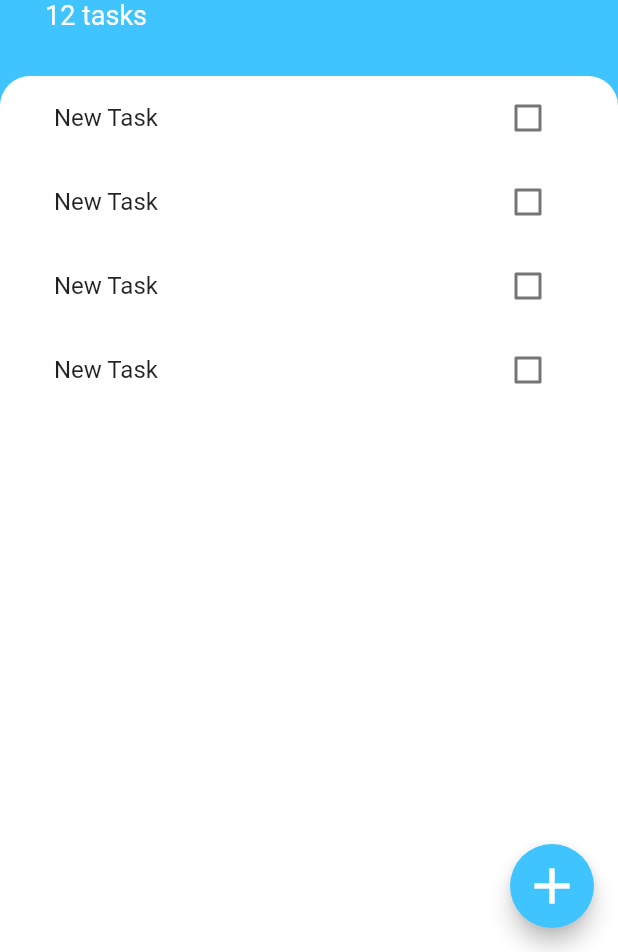
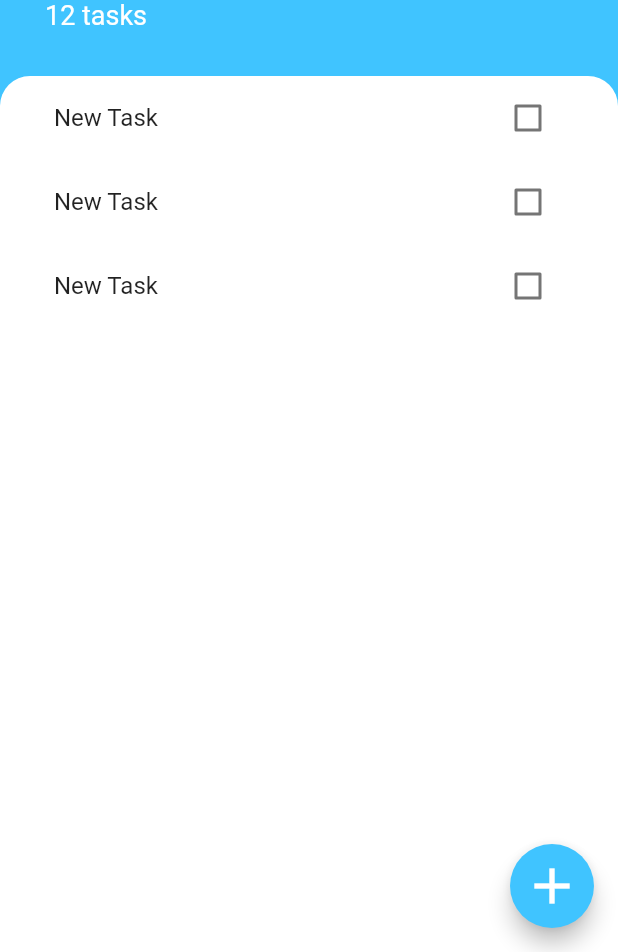
Before and after one commit to xsadra/Flutter, a Flutter app: the screen it shows after launch, on a phone screen of 412 x 824 dp, the part 284-1236 px from its top. Run offline on Flutter 3.47's test engine with Material 2 defaults, Android fonts, the phone set to English and light mode, and no system bars; our stand-ins replace animated_text_kit, audioplayers, cloud_firestore, firebase_auth, flutter_spinkit, font_awesome_flutter and 3 more; missing offline and left inert: time_formatter; accounts and stored records are empty.

Commit message:
Change the state of 'TasksList' class to 'StatefulWidget'

```diff
--- a/todoey/lib/widgets/tasks_list.dart
+++ b/todoey/lib/widgets/tasks_list.dart
@@ -1,15 +1,27 @@
 import 'package:flutter/material.dart';
+import 'package:todoey/models/task.dart';
 import 'package:todoey/widgets/task_tile.dart';
 
-class TasksList extends StatelessWidget {
+class TasksList extends StatefulWidget {
+
+  @override
+  _TasksListState createState() => _TasksListState();
+}
+
+class _TasksListState extends State<TasksList> {
+  List<Task> tasks = [
+    Task(name: 'first task'),
+    Task(name: 'second task'),
+    Task(name: 'third task'),
+  ];
+
   @override
   Widget build(BuildContext context) {
     return ListView(
       children: <Widget>[
-        TaskTile(),
-        TaskTile(),
-        TaskTile(),
-        TaskTile(),
+        TaskTile(taskTitle: tasks[0].name,isChecked: false,),
+        TaskTile(taskTitle: tasks[1].name,isChecked: false,),
+        TaskTile(taskTitle: tasks[2].name,isChecked: false,),
       ],
     );
   }
```
